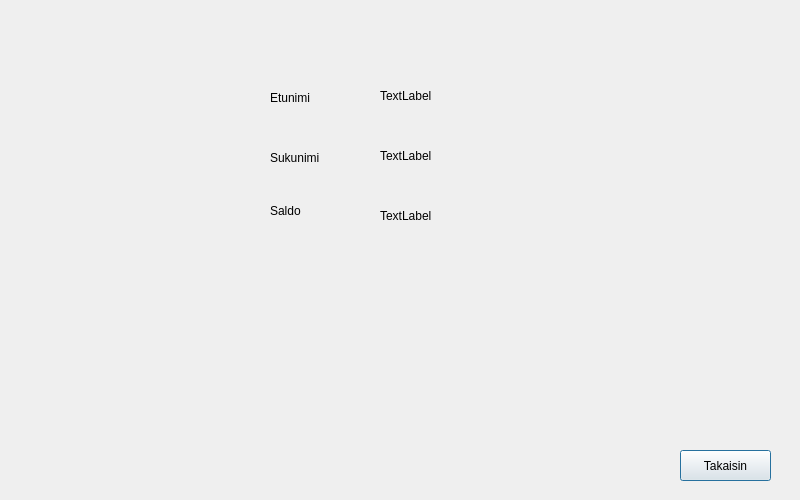
The window that bank-automat/saldowindow.ui (Kealerator/bank_atm_group3) describes before a commit, drawn with Qt 5.
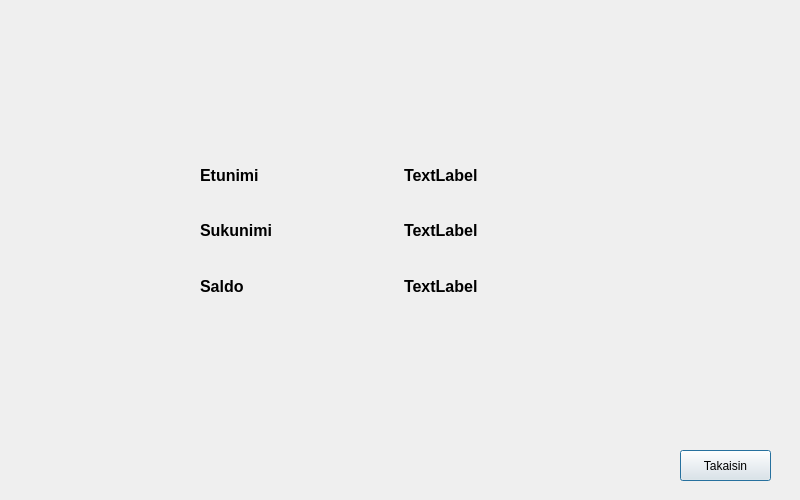
The same window after the commit.

What changed in the file:
```diff
--- a/bank-automat/saldowindow.ui
+++ b/bank-automat/saldowindow.ui
@@ -26,83 +26,95 @@
     <string>Takaisin</string>
    </property>
   </widget>
-  <widget class="QLabel" name="labelFname">
+  <widget class="QWidget" name="">
    <property name="geometry">
     <rect>
-     <x>380</x>
-     <y>80</y>
-     <width>101</width>
-     <height>31</height>
+     <x>200</x>
+     <y>150</y>
+     <width>401</width>
+     <height>161</height>
     </rect>
    </property>
-   <property name="text">
-    <string>TextLabel</string>
-   </property>
-  </widget>
-  <widget class="QLabel" name="labelLname">
-   <property name="geometry">
-    <rect>
-     <x>380</x>
-     <y>140</y>
-     <width>101</width>
-     <height>31</height>
-    </rect>
-   </property>
-   <property name="text">
-    <string>TextLabel</string>
-   </property>
-  </widget>
-  <widget class="QLabel" name="labelSaldo">
-   <property name="geometry">
-    <rect>
-     <x>380</x>
-     <y>200</y>
-     <width>101</width>
-     <height>31</height>
-    </rect>
-   </property>
-   <property name="text">
-    <string>TextLabel</string>
-   </property>
-  </widget>
+   <layout class="QGridLayout" name="gridLayout">
+    <item row="0" column="0">
   <widget class="QLabel" name="label">
-   <property name="geometry">
-    <rect>
-     <x>270</x>
-     <y>90</y>
-     <width>49</width>
-     <height>16</height>
-    </rect>
+      <property name="font">
+       <font>
+        <pointsize>12</pointsize>
+        <bold>true</bold>
+       </font>
    </property>
    <property name="text">
     <string>Etunimi</string>
    </property>
   </widget>
+    </item>
+    <item row="0" column="1">
+     <widget class="QLabel" name="labelFname">
+      <property name="font">
+       <font>
+        <pointsize>12</pointsize>
+        <bold>true</bold>
+       </font>
+      </property>
+      <property name="text">
+       <string>TextLabel</string>
+      </property>
+     </widget>
+    </item>
+    <item row="1" column="0">
   <widget class="QLabel" name="label_2">
-   <property name="geometry">
-    <rect>
-     <x>270</x>
-     <y>150</y>
-     <width>49</width>
-     <height>16</height>
-    </rect>
+      <property name="font">
+       <font>
+        <pointsize>12</pointsize>
+        <bold>true</bold>
+       </font>
    </property>
    <property name="text">
     <string>Sukunimi</string>
    </property>
   </widget>
+    </item>
+    <item row="1" column="1">
+     <widget class="QLabel" name="labelLname">
+      <property name="font">
+       <font>
+        <pointsize>12</pointsize>
+        <bold>true</bold>
+       </font>
+      </property>
+      <property name="text">
+       <string>TextLabel</string>
+      </property>
+     </widget>
+    </item>
+    <item row="2" column="0">
   <widget class="QLabel" name="label_3">
-   <property name="geometry">
-    <rect>
-     <x>270</x>
-     <y>200</y>
-     <width>61</width>
-     <height>21</height>
-    </rect>
+      <property name="font">
+       <font>
+        <pointsize>12</pointsize>
+        <bold>true</bold>
+       </font>
    </property>
    <property name="text">
     <string>Saldo</string>
    </property>
+     </widget>
+    </item>
+    <item row="2" column="1">
+     <widget class="QLabel" name="labelSaldo">
+      <property name="font">
+       <font>
+        <pointsize>12</pointsize>
+        <bold>true</bold>
+       </font>
+      </property>
+      <property name="text">
+       <string>TextLabel</string>
+      </property>
+     </widget>
+    </item>
+   </layout>
   </widget>
  </widget>
  <resources/>
```
Left out of the diff: 2 changed lines with no effect on the pictures. Lines whose indentation alone changed are shown as unchanged.
